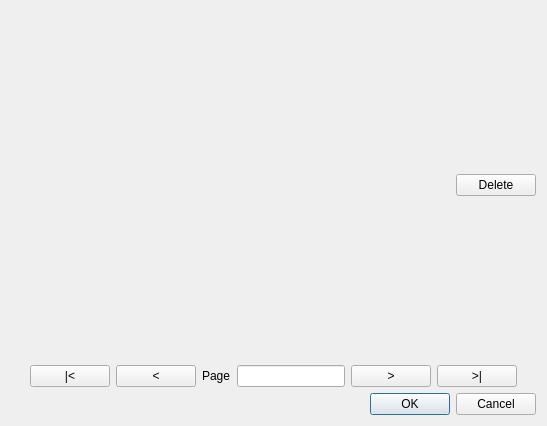
First picture: the form in pdfpreviewdlg.ui, repository jguardia81/SkanToPdf-V2, before the edit.
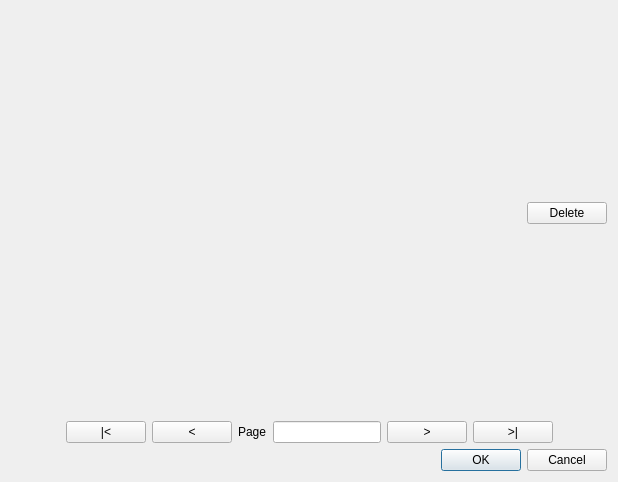
Second picture: the form after the edit.

Commit message: Pdf preview works as expected. Still missing delete capability

Diff of the .ui file:
```diff
--- a/pdfpreviewdlg.ui
+++ b/pdfpreviewdlg.ui
@@ -6,10 +6,16 @@
    <rect>
     <x>0</x>
     <y>0</y>
-    <width>547</width>
-    <height>426</height>
+    <width>618</width>
+    <height>482</height>
    </rect>
   </property>
+  <property name="sizePolicy">
+   <sizepolicy hsizetype="Preferred" vsizetype="Preferred">
+    <horstretch>0</horstretch>
+    <verstretch>0</verstretch>
+   </sizepolicy>
+  </property>
   <property name="windowTitle">
    <string>Pdf preview</string>
   </property>
@@ -20,10 +26,16 @@
       <widget class="QLabel" name="lblShowImage">
        <property name="sizePolicy">
         <sizepolicy hsizetype="MinimumExpanding" vsizetype="MinimumExpanding">
-         <horstretch>0</horstretch>
-         <verstretch>0</verstretch>
+         <horstretch>20</horstretch>
+         <verstretch>20</verstretch>
         </sizepolicy>
        </property>
+       <property name="minimumSize">
+        <size>
+         <width>0</width>
+         <height>0</height>
+        </size>
+       </property>
        <property name="text">
         <string/>
        </property>
```
The commit also changes 2 other files.
